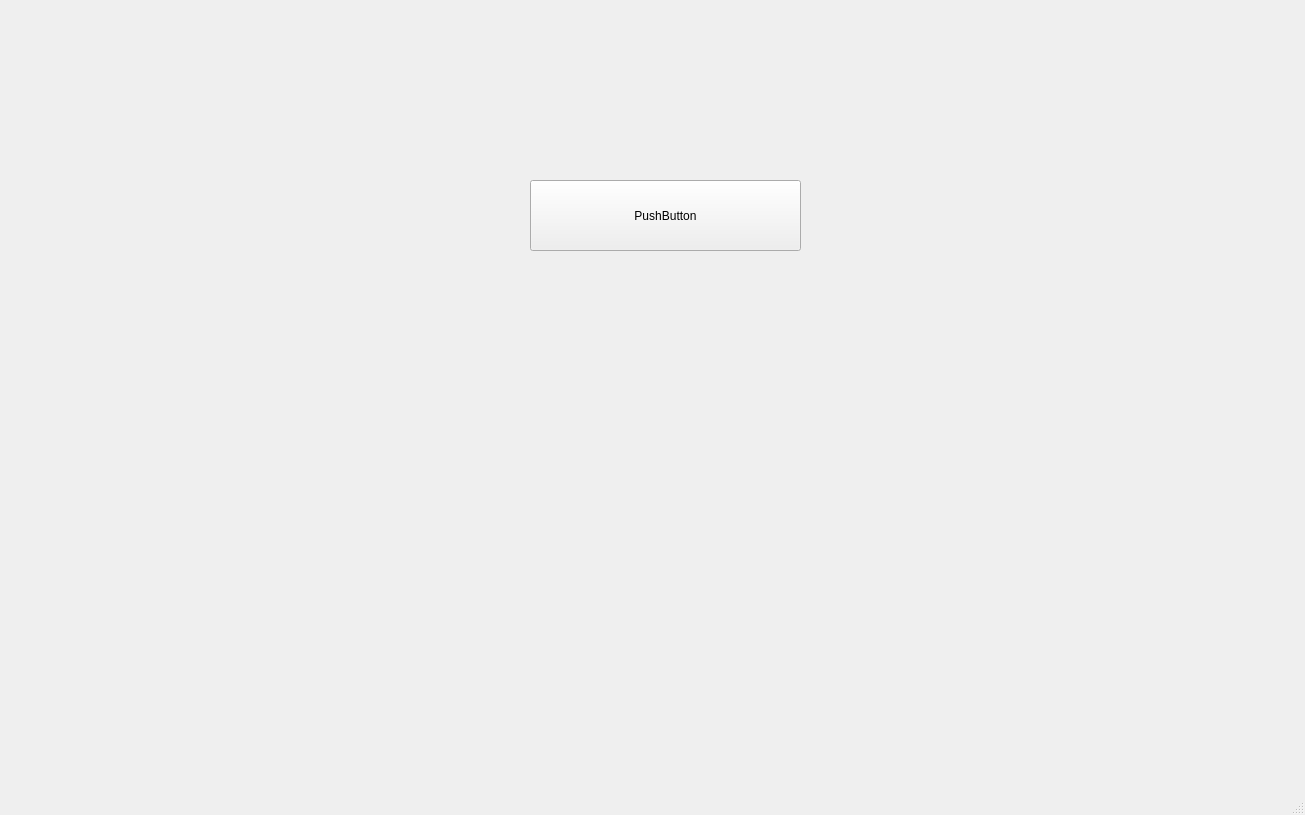
Before: the Qt Designer form cframe.ui in harlenlopez10/Laboratorio6_Harlen_Lopez_22311161, drawn with Qt 5.
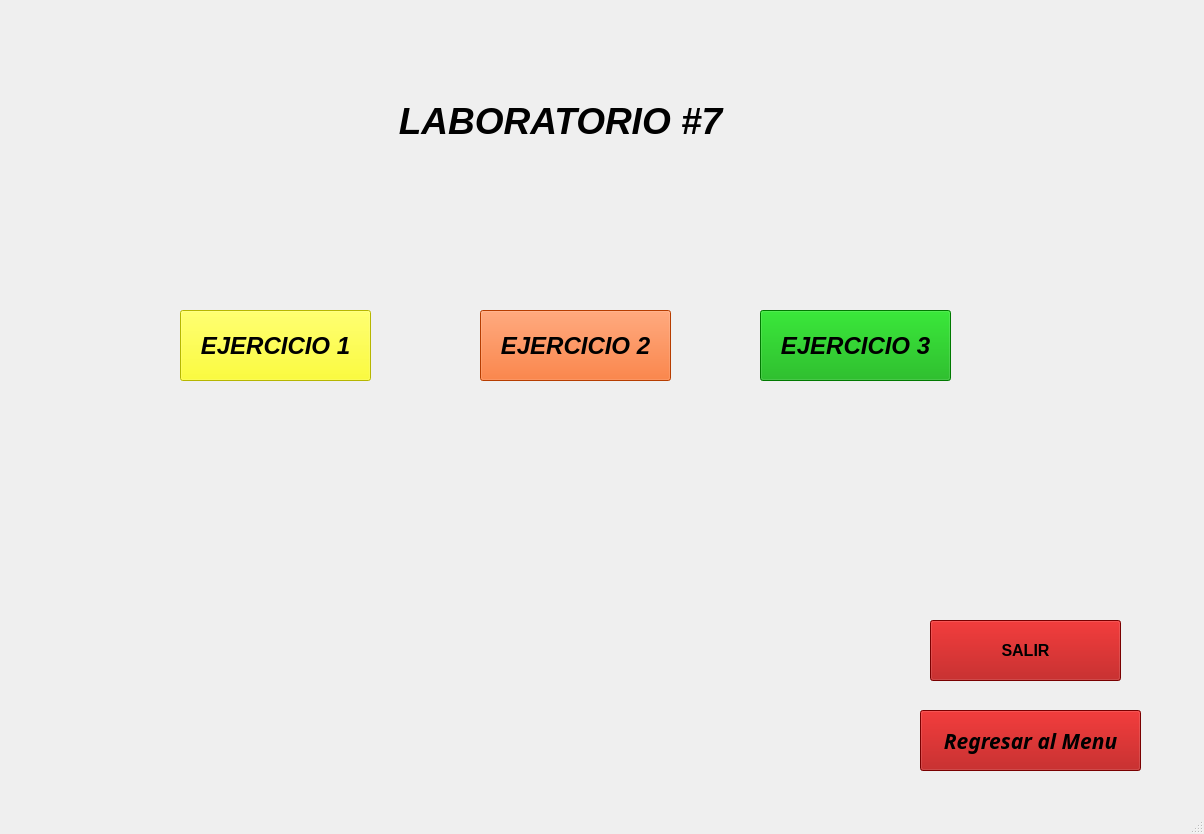
After: the same form once the commit is applied. The open tabs and pages were chosen to show the change.

What changed in the file:
```diff
--- a/cframe.ui
+++ b/cframe.ui
@@ -6,8 +6,8 @@
    <rect>
     <x>0</x>
     <y>0</y>
-    <width>1305</width>
-    <height>815</height>
+    <width>1204</width>
+    <height>834</height>
    </rect>
   </property>
   <property name="windowTitle">
@@ -17,24 +17,129 @@
    <widget class="QStackedWidget" name="stackedWidget">
     <property name="geometry">
      <rect>
-      <x>0</x>
-      <y>10</y>
-      <width>1291</width>
-      <height>711</height>
+      <x>50</x>
+      <y>20</y>
+      <width>1091</width>
+      <height>681</height>
      </rect>
     </property>
     <widget class="QWidget" name="page">
-     <widget class="QPushButton" name="pushButton">
+     <widget class="QLabel" name="label">
       <property name="geometry">
        <rect>
-        <x>530</x>
-        <y>170</y>
-        <width>271</width>
+        <x>310</x>
+        <y>50</y>
+        <width>401</width>
+        <height>101</height>
+       </rect>
+      </property>
+      <property name="font">
+       <font>
+        <pointsize>28</pointsize>
+        <italic>true</italic>
+        <bold>true</bold>
+       </font>
+      </property>
+      <property name="text">
+       <string>LABORATORIO #7</string>
+      </property>
+      <property name="alignment">
+       <set>Qt::AlignmentFlag::AlignCenter</set>
+      </property>
+     </widget>
+     <widget class="QPushButton" name="btnEjercicio1">
+      <property name="geometry">
+       <rect>
+        <x>130</x>
+        <y>290</y>
+        <width>191</width>
         <height>71</height>
        </rect>
       </property>
+      <property name="font">
+       <font>
+        <pointsize>18</pointsize>
+        <italic>true</italic>
+        <bold>true</bold>
+       </font>
+      </property>
+      <property name="styleSheet">
+       <string notr="true">background-color: rgb(255, 255, 0);
+color: rgb(0, 0, 0);</string>
+      </property>
       <property name="text">
-       <string>PushButton</string>
+       <string>EJERCICIO 1</string>
+      </property>
+     </widget>
+     <widget class="QPushButton" name="btnEjercicio2">
+      <property name="geometry">
+       <rect>
+        <x>430</x>
+        <y>290</y>
+        <width>191</width>
+        <height>71</height>
+       </rect>
+      </property>
+      <property name="font">
+       <font>
+        <pointsize>18</pointsize>
+        <italic>true</italic>
+        <bold>true</bold>
+       </font>
+      </property>
+      <property name="styleSheet">
+       <string notr="true">background-color: rgb(255, 85, 0);
+color: rgb(0, 0, 0);</string>
+      </property>
+      <property name="text">
+       <string>EJERCICIO 2</string>
+      </property>
+     </widget>
+     <widget class="QPushButton" name="btnEjercicio3">
+      <property name="geometry">
+       <rect>
+        <x>710</x>
+        <y>290</y>
+        <width>191</width>
+        <height>71</height>
+       </rect>
+      </property>
+      <property name="font">
+       <font>
+        <pointsize>18</pointsize>
+        <italic>true</italic>
+        <bold>true</bold>
+       </font>
+      </property>
+      <property name="styleSheet">
+       <string notr="true">background-color: rgb(0, 170, 0);
+color: rgb(0, 0, 0);</string>
+      </property>
+      <property name="text">
+       <string>EJERCICIO 3</string>
+      </property>
+     </widget>
+     <widget class="QPushButton" name="BtnSalir">
+      <property name="geometry">
+       <rect>
+        <x>880</x>
+        <y>600</y>
+        <width>191</width>
+        <height>61</height>
+       </rect>
+      </property>
+      <property name="font">
+       <font>
+        <pointsize>12</pointsize>
+        <bold>true</bold>
+       </font>
+      </property>
+      <property name="styleSheet">
+       <string notr="true">background-color: rgb(170, 0, 0);
+color: rgb(0, 0, 0);</string>
+      </property>
+      <property name="text">
+       <string>SALIR</string>
       </property>
      </widget>
     </widget>
@@ -76,7 +181,31 @@
       </property>
      </widget>
     </widget>
-    <widget class="QWidget" name="page_3"/>
+   </widget>
+   <widget class="QPushButton" name="btnSalirMenu">
+    <property name="geometry">
+     <rect>
+      <x>920</x>
+      <y>710</y>
+      <width>221</width>
+      <height>61</height>
+     </rect>
+    </property>
+    <property name="font">
+     <font>
+      <family>Segoe UI Black</family>
+      <pointsize>16</pointsize>
+      <italic>true</italic>
+      <bold>true</bold>
+     </font>
+    </property>
+    <property name="styleSheet">
+     <string notr="true">background-color: rgb(170, 0, 0);
+color: rgb(0, 0, 0);</string>
+    </property>
+    <property name="text">
+     <string>Regresar al Menu</string>
+    </property>
    </widget>
   </widget>
   <widget class="QMenuBar" name="menubar">
```
Left out of the diff: 298 changed lines with no effect on the pictures.
